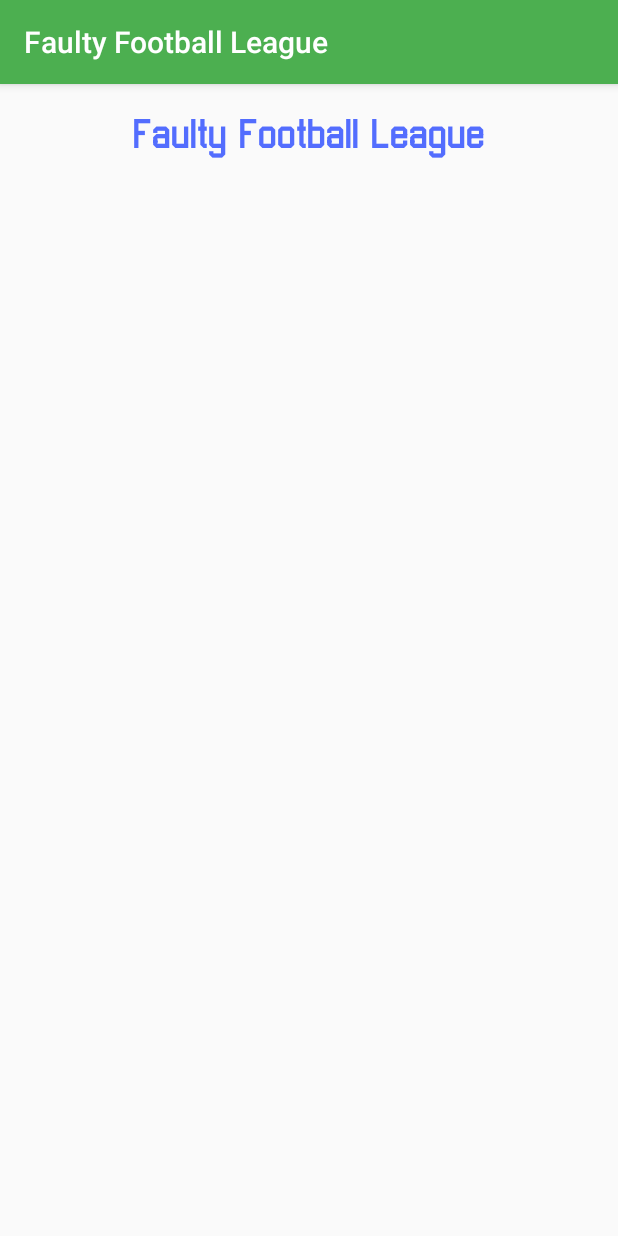
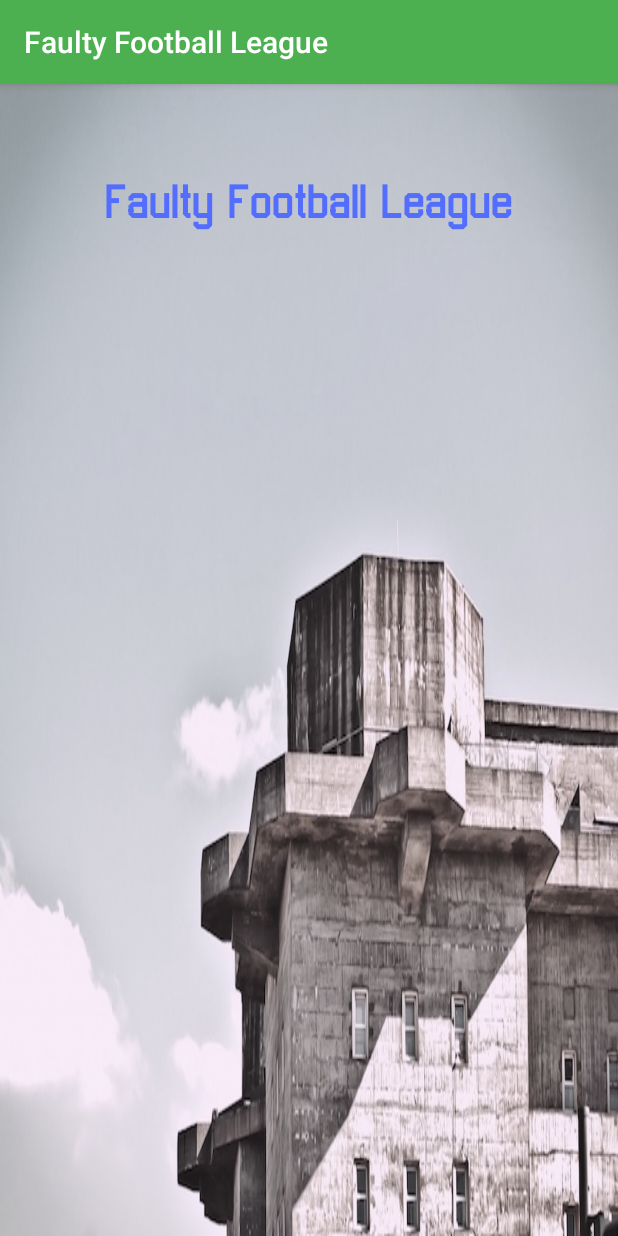
Before and after one commit to arolling/android-faulty-football, an Android app: the screen it shows after launch (MainActivity), on a phone screen of 412 x 824 dp. Run offline under Robolectric (Android 15) with nearby library versions, the phone set to English and light mode, and no system bars; our stand-ins replace ButterKnife.

Commit message:
Add background image to mainactivity with build imports

```diff
--- a/app/src/main/res/layout/activity_main.xml
+++ b/app/src/main/res/layout/activity_main.xml
@@ -7,16 +7,18 @@
     android:paddingLeft="@dimen/activity_horizontal_margin"
     android:paddingRight="@dimen/activity_horizontal_margin"
     android:paddingTop="@dimen/activity_vertical_margin"
-    tools:context=".ui.MainActivity">
+    tools:context=".ui.MainActivity"
+    android:background="@drawable/hochbunker">
 
     <TextView
         android:layout_width="wrap_content"
         android:layout_height="wrap_content"
         android:text="Faulty Football League"
         android:id="@+id/headerTextView"
+        android:textSize="34sp"
+        android:textColor="@color/colorAccent"
+        android:textStyle="bold"
+        android:layout_marginTop="42dp"
         android:layout_alignParentTop="true"
-        android:layout_centerHorizontal="true"
-        android:textSize="29sp"
-        android:textColor="@color/colorAccent"
-        android:textStyle="bold" />
+        android:layout_centerHorizontal="true"/>
 </RelativeLayout>
```
Also changed, not shown: app/src/main/res/drawable/hochbunker.jpg (added).
